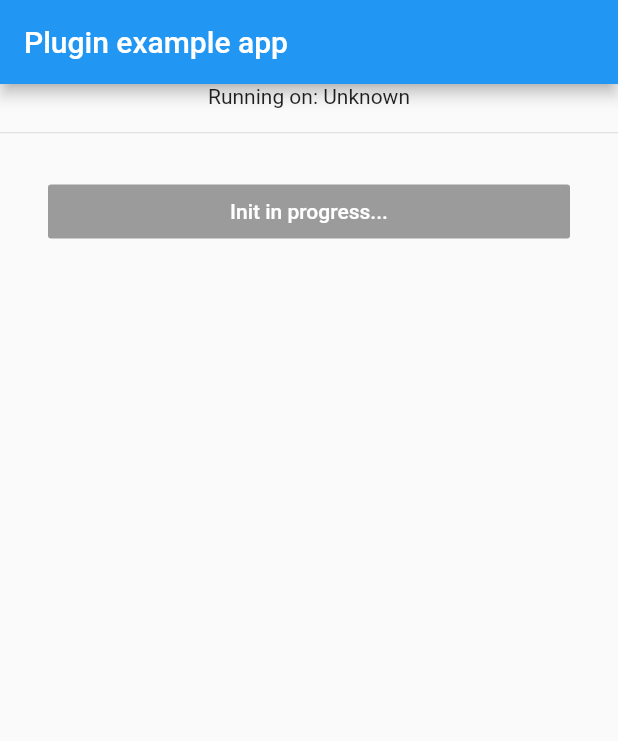
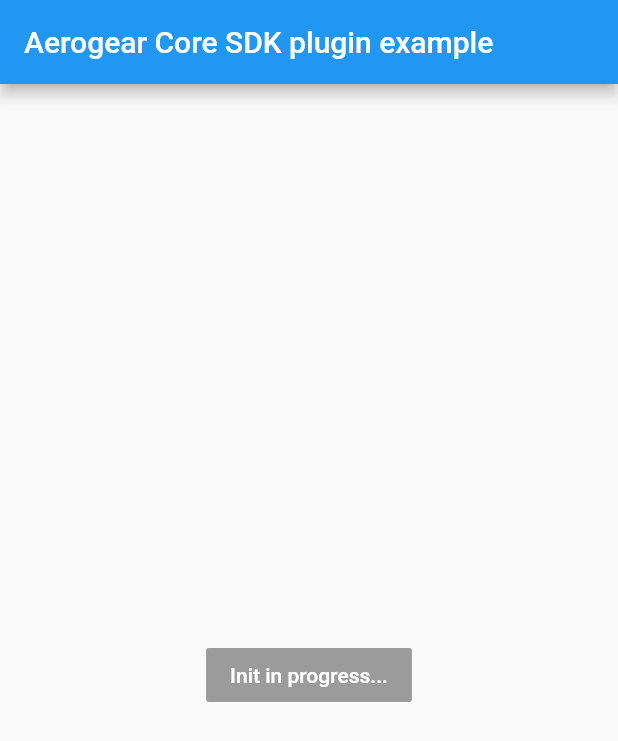
Before and after one commit to cvicens/aerogear_core_sdk, a Flutter app: the screen it shows after launch, on a phone screen of 412 x 824 dp. Shown: the top 741 px of the screen. Run offline on Flutter 3.47's test engine with Material 2 defaults, Android fonts, the phone set to English and light mode, and no system bars.

Commit message:
cleaning example app

```diff
--- a/example/lib/main.dart
+++ b/example/lib/main.dart
@@ -14,7 +14,6 @@ class _MyAppState extends State<MyApp> {
   final scaffoldKey = new GlobalKey<ScaffoldState>();
 
   bool _init = false;
-  String _platformVersion = 'Unknown';
 
   MobileService _service;
 
@@ -31,20 +30,10 @@ class _MyAppState extends State<MyApp> {
 
     // Platform messages may fail, so we use a try/catch PlatformException.
     try {
-      platformVersion = await AerogearCoreSdk.platformVersion;
-    } on PlatformException {
-      platformVersion = 'Failed to get platform version.';
-    }
-
-
-    try {
-      // TODO: We should use the service type and not the id, v0.2.2 is broken hence this workaround
-      // TODO: Why can't I have several Custom Runtime Connectors?
-      service = await AerogearCoreSdk.getConfiguration("Custom Runtime Connector");
-      //service = await AerogearCoreSdk.getConfiguration("wine-pairing-gramola-ios");
+      service = await AerogearCoreSdk.getConfiguration("cloud");
       print('service => ' + service.toString());
     } on PlatformException {
-      platformVersion = 'Failed to get platform version.';
+      _showSnackbar('Failed to get configuration');
     }
 
     // If the widget was removed from the tree while the asynchronous platform
@@ -54,26 +43,21 @@ class _MyAppState extends State<MyApp> {
       return;
 
     setState(() {
-      _platformVersion = platformVersion;
       _init = true;
       _service = service;
     });
   }
 
-sayHello(String name) async {
+cloudRequest() async {
     dynamic data;
     String message;
 
-    String hello = (name == null || name.length <= 0) ? 'world' : name;
-
     try {
       Map<String, dynamic> options = {
-        //"path": "https://cvicensa-rzu6bexawadjetudwkhtfndd-demos-dev.mbaas2.tom.redhatmobile.com/hello?hello=" + hello.replaceAll(' ', ''),
-        //"path" : "https://cvicensa-rzu6bexawadjetudwkhtfndd-demos-dev.mbaas2.tom.redhatmobile.com/events/SPAIN/MADRID",
-        "path" : _service.url + '/pairing?foodType=FISH',
+        "path" : _service.url,
         "method": "GET",
         "contentType": "application/json",
-        "timeout": 25000 // timeout value specified in milliseconds. Default: 60000 (60s)
+        "timeout": 25000
       };
       data = await AerogearCoreSdk.cloud(options);
       print('data ==> ' + data.toString());
@@ -100,28 +84,21 @@ sayHello(String name) async {
       home: new Scaffold(
         key: scaffoldKey,
         appBar: new AppBar(
-          title: new Text('Plugin example app'),
+          title: new Text('Aerogear Core SDK plugin example'),
         ),
-        body:  new ListView(children: [
-              new Center(
-                child: new Text('Running on: $_platformVersion\n'),
-              ),
-              const Divider(
-                height: 1.0,
-              ),
-              new Container(
+        body:  new Center(
+          child: new Container(
             padding: const EdgeInsets.fromLTRB(32.0, 28.0, 32.0, 8.0),
             child: new RaisedButton(
-                      child: new Text(_init ? 'Say Hello to Username' : 'Init in progress...'),
+              child: new Text(_init ? 'Call ' + _service.name : 'Init in progress...'),
               color: Theme.of(context).primaryColor,
               textColor: Colors.white,
               onPressed: !_init ? null : () {
                 // Perform some action
-                              sayHello("Flutter!");
+                cloudRequest();
               }
             )
           )
-          ]
         ),
       )
     );
--- a/pubspec.yaml
+++ b/pubspec.yaml
@@ -1,6 +1,6 @@
 name: aerogear_core_sdk
 description: Unofficial flutter plugin for Aerogear Core (https://github.com/aerogear)
-version: 0.0.1
+version: 0.0.2
 author: Carlos Vicens <carlos.vicens.alonso@gmail.com>
 homepage: https://github.com/cvicens/aerogear_core_sdk
 
```
Also changed, not shown: 6 other files. Lines whose indentation alone changed are shown as unchanged.
